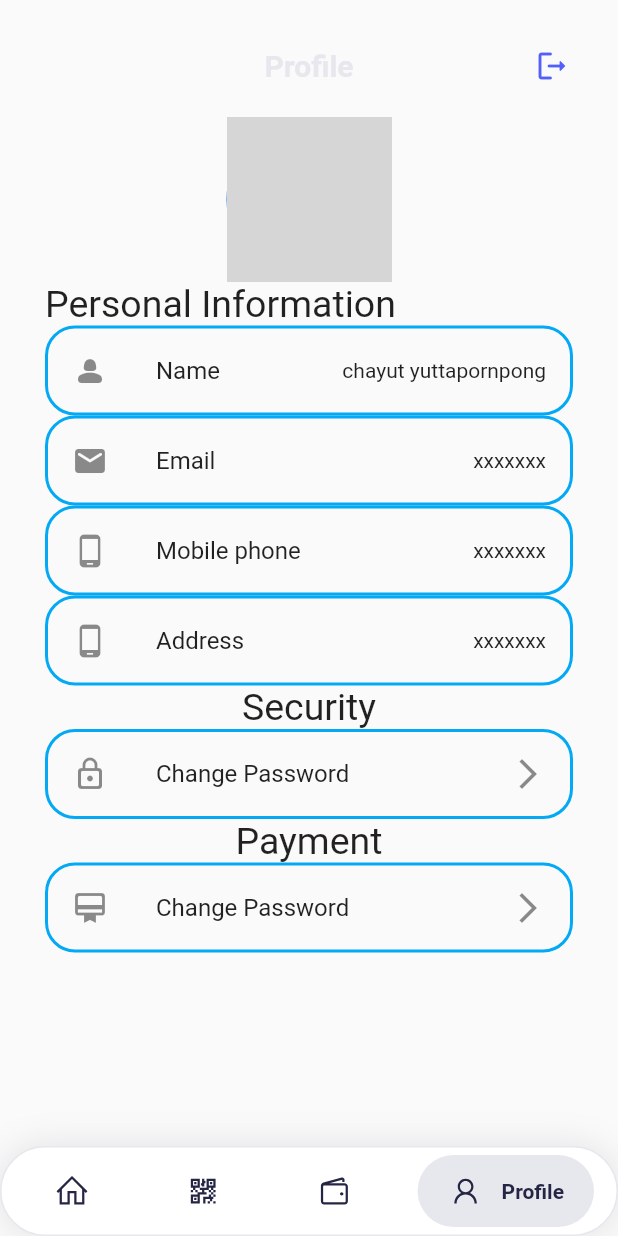
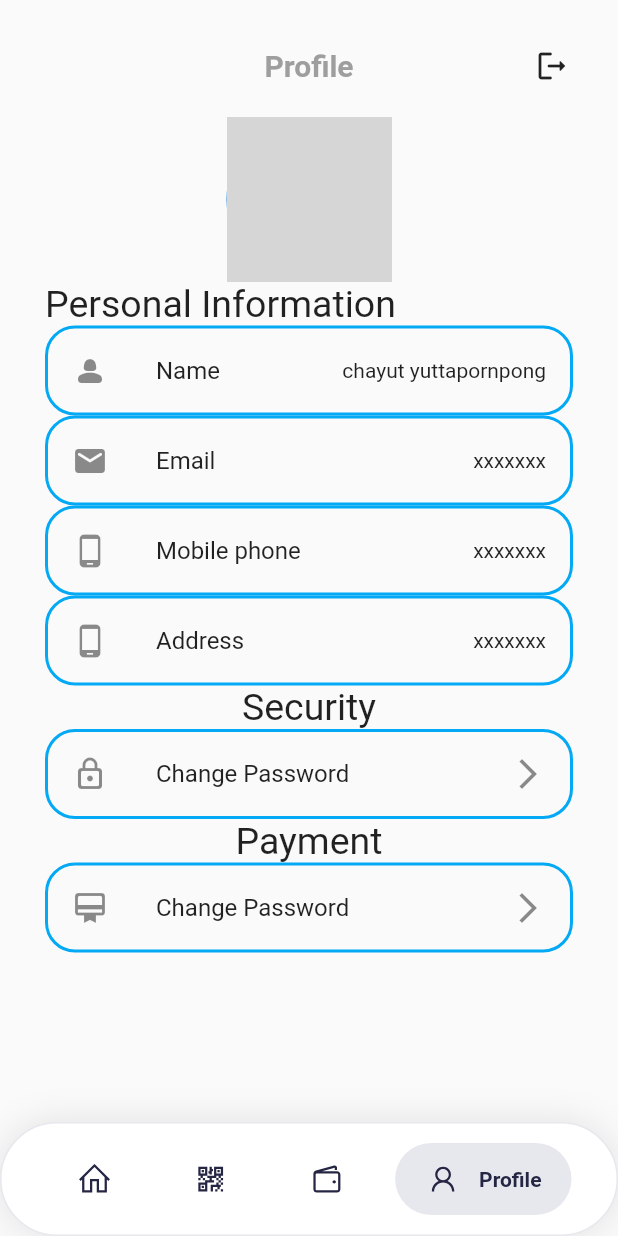
Before and after one commit to RatchanonKhampho/EvStationFinder, a Flutter app: the HomeScreen screen opened directly, item 4 of the bottom bar chosen, on a phone screen of 412 x 824 dp. Run offline on Flutter 3.47's test engine with Material 2 defaults, Android fonts, the phone set to English and light mode, and no system bars; drawn by our look-alikes of google_nav_bar; our stand-ins replace anim_search_bar, cloud_firestore, connectivity_plus, country_picker, firebase_auth, firebase_core and 7 more; missing offline and left inert: flutter_facebook_auth; accounts and stored records are empty; network calls fail; grey boxes are pictures that could not be loaded.

Commit message:
Revert "up"
This reverts commit 6d94f8bb115c32f55d86abe1191d14cdae300746.

```diff
--- a/lib/screens/home_screens.dart
+++ b/lib/screens/home_screens.dart
@@ -41,10 +41,8 @@ class _HomeScreenState extends State<HomeScreen> {
   @override
   Widget build(BuildContext context) {
     return Scaffold(
-      body: Container(
-        child: Center(
-          child: _widgetOptions.elementAt(_selectedIndex),
-        ),
+      body: Center(
+        child: _widgetOptions.elementAt(_selectedIndex),
       ),
       bottomNavigationBar: Container(
         padding: EdgeInsets.symmetric(horizontal: 15, vertical: 5),
@@ -60,8 +58,8 @@ class _HomeScreenState extends State<HomeScreen> {
           ],
         ),
         child: SafeArea(
-          child: Container(
-            width: MediaQuery.of(context).size.width,
+          child: Padding(
+            padding: const EdgeInsets.symmetric(horizontal: 15.0, vertical: 8),
             child: GNav(
               rippleColor: Colors.grey[300]!,
               hoverColor: text3,
--- a/lib/screens/profile.dart
+++ b/lib/screens/profile.dart
@@ -46,15 +46,15 @@ class _profileState extends State<profile> {
                 const Text(
                   "Profile",
                   style: TextStyle(
-                      color: text3, fontSize: 20, fontWeight: FontWeight.bold),
+                      color: Colors.grey,
+                      fontSize: 20,
+                      fontWeight: FontWeight.bold),
                 ),
                 IconButton(
                   onPressed: () {
-                    sp.userSignout();
-                    nextScreenReplace(context, const sign_in());
+                    nextScreen(context, sign_in());
                   },
                   icon: const Icon(Icons.logout_rounded),
-                  color: backgroundblue,
                 ),
               ],
             ),
```
